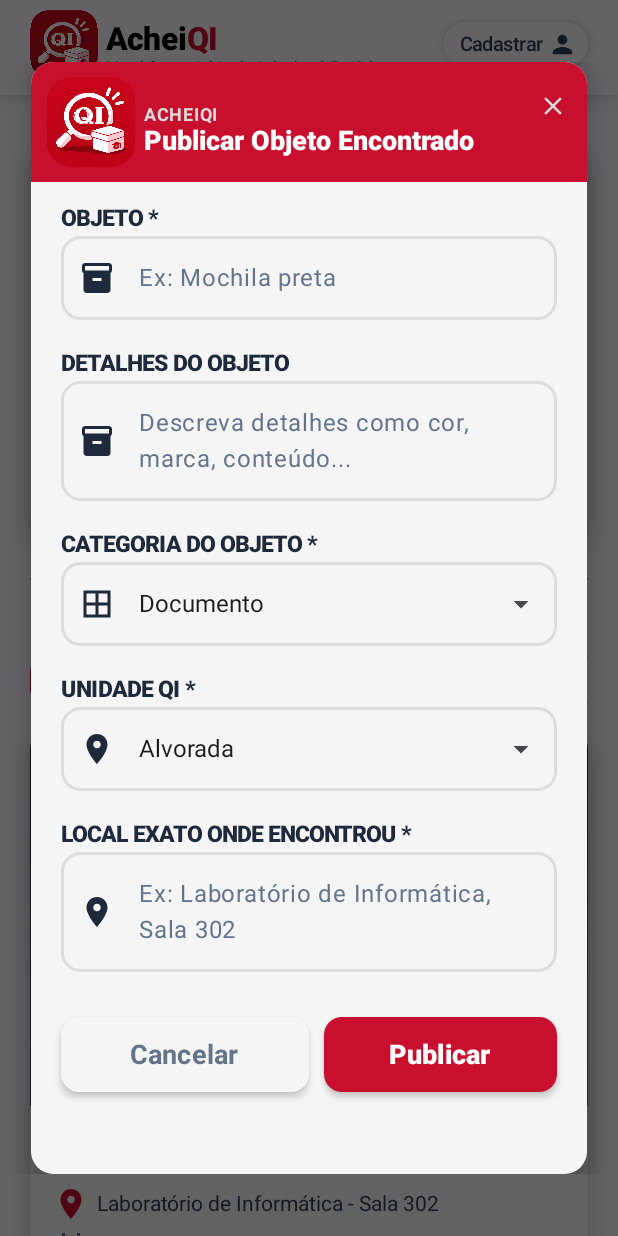
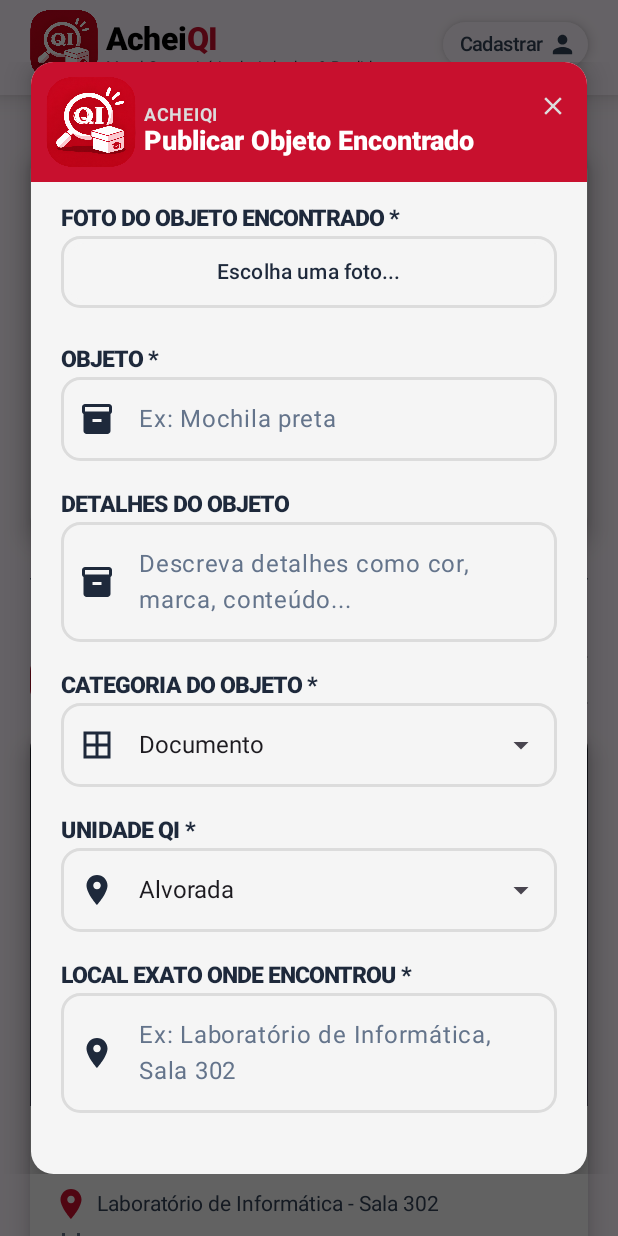
Before and after one commit to Issler78/Achei-QI, an Android app built with Jetpack Compose: the screen it shows after launch (MainActivity), after a tap on "Publicar Objeto Encontrado", on a phone screen of 412 x 824 dp. Run offline under Robolectric (Android 15) with nearby library versions, the phone set to English and light mode, and no system bars.

Commit message:
feature: implement add file input

```diff
--- a/app/build.gradle.kts
+++ b/app/build.gradle.kts
@@ -54,4 +54,6 @@ dependencies {
     debugImplementation(libs.androidx.compose.ui.tooling)
     implementation("androidx.navigation:navigation-compose:2.10.2")
     implementation("androidx.compose.ui:ui-text-google-fonts:1.12.1")
+    implementation("io.coil-kt.coil3:coil-compose:3.6.3")
+    implementation("io.coil-kt.coil3:coil-network-okhttp:3.6.3")
 }
--- a/app/src/main/java/com/example/acheiqi/components/CreateItemModal.kt
+++ b/app/src/main/java/com/example/acheiqi/components/CreateItemModal.kt
@@ -1,7 +1,5 @@
 package com.example.acheiqi.components
 
-import androidx.compose.foundation.gestures.Orientation
-import androidx.compose.foundation.gestures.scrollable
 import androidx.compose.foundation.layout.Arrangement
 import androidx.compose.foundation.layout.Column
 import androidx.compose.foundation.layout.Row
@@ -11,6 +9,7 @@ import androidx.compose.foundation.layout.height
 import androidx.compose.foundation.layout.padding
 import androidx.compose.foundation.layout.width
 import androidx.compose.foundation.rememberScrollState
+import androidx.compose.foundation.verticalScroll
 import androidx.compose.runtime.Composable
 import androidx.compose.runtime.getValue
 import androidx.compose.runtime.mutableStateOf
@@ -23,6 +22,7 @@ import com.example.acheiqi.R
 import com.example.acheiqi.ui.CustomModal
 import com.example.acheiqi.ui.CustomSelectInput
 import com.example.acheiqi.ui.CustomTextField
+import com.example.acheiqi.ui.FileInput
 import com.example.acheiqi.ui.PrimaryButton
 import com.example.acheiqi.ui.SecondaryButton
 
@@ -63,11 +63,14 @@ fun CreateItemModal(
         content = {
             Column(
                 modifier = Modifier.padding(vertical = 15.dp, horizontal = 20.dp)
-                    .scrollable(state = scrollState, orientation = Orientation.Vertical)
+                    .verticalScroll(state = scrollState)
             ) {
                 // formulario
 
                 // input de arquivo
+                FileInput(
+                    modifier = Modifier.align(Alignment.Start)
+                )
 
                 // input nome do objeto
                 CustomTextField(
@@ -142,6 +145,8 @@ fun CreateItemModal(
                         onClick = {}
                     )
                 }
+
+                Spacer(modifier = Modifier.height(10.dp))
             }
         }
     )
--- /dev/null
+++ b/app/src/main/java/com/example/acheiqi/ui/FileInput.kt
@@ -0,0 +1,88 @@
+package com.example.acheiqi.ui
+
+import android.net.Uri
+import androidx.activity.compose.rememberLauncherForActivityResult
+import androidx.activity.result.contract.ActivityResultContracts
+import androidx.compose.foundation.border
+import androidx.compose.foundation.layout.Spacer
+import androidx.compose.foundation.layout.fillMaxWidth
+import androidx.compose.foundation.layout.height
+import androidx.compose.foundation.shape.RoundedCornerShape
+import androidx.compose.material3.Button
+import androidx.compose.material3.ButtonDefaults
+import androidx.compose.material3.Text
+import androidx.compose.runtime.Composable
+import androidx.compose.runtime.getValue
+import androidx.compose.runtime.mutableStateOf
+import androidx.compose.runtime.remember
+import androidx.compose.runtime.setValue
+import androidx.compose.ui.Modifier
+import androidx.compose.ui.graphics.Color
+import androidx.compose.ui.layout.ContentScale
+import androidx.compose.ui.text.font.FontWeight
+import androidx.compose.ui.unit.dp
+import androidx.compose.ui.unit.sp
+import coil3.compose.AsyncImage
+import com.example.acheiqi.ui.theme.ChumboGrey
+import com.example.acheiqi.ui.theme.GreyLight
+
+@Composable
+fun FileInput(
+    modifier: Modifier
+){
+    // imagem escolhida
+    var result by remember { mutableStateOf<Uri?>(null) }
+
+    // launcher da tela de permissao
+    val launcher = rememberLauncherForActivityResult(
+        contract = ActivityResultContracts.GetContent(),
+        onResult = {
+            result = it
+        }
+    )
+
+
+
+    // input
+    Text(
+        text = "FOTO DO OBJETO ENCONTRADO *",
+        modifier = modifier,
+        fontWeight = FontWeight.W900,
+        color = ChumboGrey,
+        fontSize = 15.sp
+    )
+    Spacer(modifier = Modifier.height(3.dp))
+    Button(
+        onClick = {
+            launcher.launch(input = "image/*")
+        },
+        modifier = Modifier.fillMaxWidth()
+            .border(
+                width = 1.5.dp,
+                color = GreyLight,
+                shape = RoundedCornerShape(13.dp)
+            ),
+        colors = ButtonDefaults.buttonColors(
+            containerColor = Color(0xFFF5F5F5),
+            contentColor = ChumboGrey
+        )
+    ) {
+        Text(
+            text = "Escolha uma foto..."
+        )
+    }
+    Spacer(modifier = Modifier.height(5.dp))
+
+    // foto escolhida
+    if (result != null){
+        AsyncImage(
+            model = result,
+            contentDescription = "",
+            modifier = Modifier.fillMaxWidth()
+                .height(250.dp),
+            contentScale = ContentScale.FillWidth
+        )
+    }
+
+    Spacer(modifier = Modifier.height(20.dp))
+}
--- a/gradle/libs.versions.toml
+++ b/gradle/libs.versions.toml
@@ -6,7 +6,7 @@ junitVersion = "1.3.0"
 espressoCore = "3.7.0"
 lifecycleRuntimeKtx = "2.11.0"
 activityCompose = "1.13.0"
-kotlin = "2.2.10"
+kotlin = "2.4.10"
 composeBom = "2026.02.01"
 
 [libraries]
```
